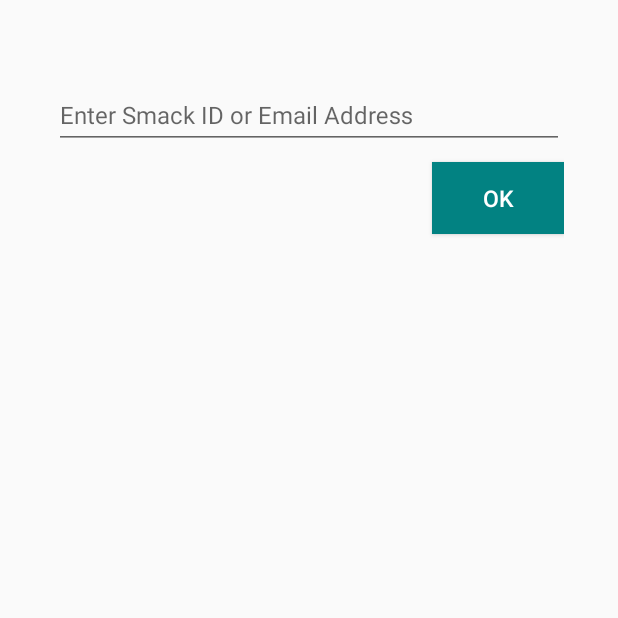
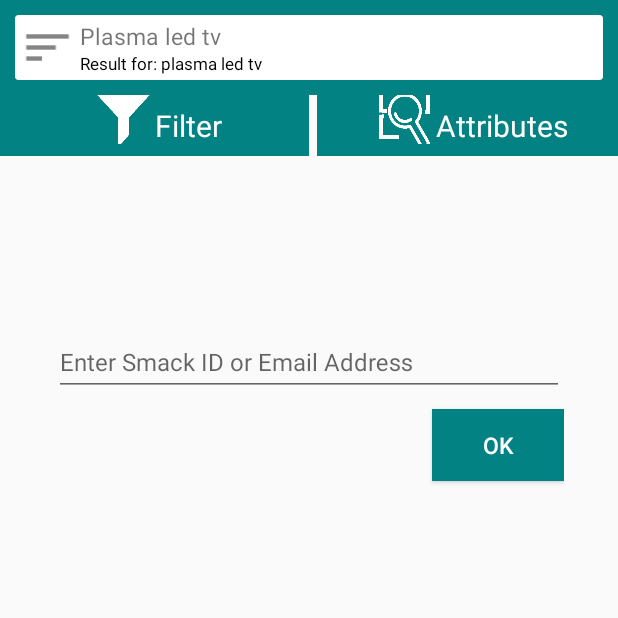
Before and after one commit to AndroidTecknowlogy/Negotiator, an Android app: the ProductActivity screen opened directly, with no data from a screen before it, after a tap on an icon or button, on a phone screen of 412 x 824 dp, the top half of it. Run offline under Robolectric (Android 15) with nearby library versions, the phone set to English and light mode, and no system bars.

Commit message:
product activity done, boarder fragment added.

```diff
--- a/app/src/main/java/com/kongahack/negotiator/activity/ProductActivity.java
+++ b/app/src/main/java/com/kongahack/negotiator/activity/ProductActivity.java
@@ -9,6 +9,7 @@ import android.support.v7.app.AppCompatActivity;
 import com.kongahack.negotiator.app.GlobalVariables;
 import com.kongahack.negotiator.R;
 import com.kongahack.negotiator.fragment.AddNewUserFragment;
+import com.kongahack.negotiator.fragment.BoarderFragment;
 import com.kongahack.negotiator.fragment.ProductListFragment;
 import com.kongahack.negotiator.fragment.AddNewUserFragment;
 import com.kongahack.negotiator.fragment.ChatFragment;
@@ -31,12 +32,20 @@ public class ProductActivity extends AppCompatActivity {
     private static ArrayList<Drawable> productImages;
     public static ProductActivity activityInstance;
 
+    private static BoarderFragment boarderFragment;
+
+
     @Override
     protected void onCreate(@Nullable Bundle savedInstanceState) {
         super.onCreate(savedInstanceState);
         setRequestedOrientation(ActivityInfo.SCREEN_ORIENTATION_PORTRAIT);
         activityInstance=this;
         setContentView(R.layout.activity_product_view);
+
+
+        boarderFragment = (BoarderFragment) getSupportFragmentManager()
+                .findFragmentById(R.id.layout_boarder);
+
         productPrice=getResources().getStringArray(R.array.prices);
         productNames=getResources().getStringArray(R.array.product_name);
         sellerNames=getResources().getStringArray(R.array.seller_name);
--- /dev/null
+++ b/app/src/main/java/com/kongahack/negotiator/fragment/BoarderFragment.java
@@ -0,0 +1,42 @@
+package com.kongahack.negotiator.fragment;
+
+import android.os.Bundle;
+import android.support.annotation.Nullable;
+import android.support.v4.app.Fragment;
+import android.view.LayoutInflater;
+import android.view.View;
+import android.view.ViewGroup;
+import android.widget.ImageView;
+import android.widget.TextView;
+
+import com.kongahack.negotiator.R;
+
+/**
+ * Created by AGBOMA franklyn on 10/29/16.
+ */
+public class BoarderFragment extends Fragment {
+
+    TextView companyName, online;
+    ImageView action, chat;
+
+    @Nullable
+    @Override
+    public View onCreateView(LayoutInflater inflater, @Nullable ViewGroup container, @Nullable Bundle savedInstanceState) {
+        View boarder = inflater.inflate(R.layout.fragment_boarder, container, false);
+
+        //initialize
+        initialize(boarder);
+
+        return boarder;
+    }
+
+    public void initialize(View boarder) {
+
+        companyName = (TextView) boarder.findViewById(R.id.company_name);
+        online = (TextView) boarder.findViewById(R.id.online);
+        action = (ImageView) boarder.findViewById(R.id.ic_action);
+        chat = (ImageView) boarder.findViewById(R.id.ic_chat);
+
+
+    }
+}
--- a/app/src/main/res/layout/activity_product_view.xml
+++ b/app/src/main/res/layout/activity_product_view.xml
@@ -1,11 +1,27 @@
 <?xml version="1.0" encoding="utf-8"?>
-<FrameLayout
-    android:id="@+id/container_main"
+
+<LinearLayout
     xmlns:android="http://schemas.android.com/apk/res/android"
     xmlns:tools="http://schemas.android.com/tools"
     android:layout_width="match_parent"
     android:layout_height="match_parent"
-    android:paddingBottom="@dimen/activity_vertical_margin"
-    android:paddingLeft="@dimen/activity_horizontal_margin"
-    android:paddingRight="@dimen/activity_horizontal_margin"
-    android:paddingTop="@dimen/activity_vertical_margin"/>
+    android:orientation="vertical"
+    android:weightSum="2">
+
+    <fragment
+        android:layout_width="match_parent"
+        android:layout_height="0dp"
+        android:layout_weight="0.4"
+        android:name="com.kongahack.negotiator.fragment.BoarderFragment"
+        android:id="@+id/layout_boarder"
+        tools:layout="@layout/fragment_boarder"/>
+    <FrameLayout
+        android:id="@+id/container_main"
+        android:layout_width="match_parent"
+        android:layout_height="0dp"
+        android:layout_weight="1.6"
+        android:paddingBottom="@dimen/activity_vertical_margin"
+        android:paddingLeft="@dimen/activity_horizontal_margin"
+        android:paddingRight="@dimen/activity_horizontal_margin"
+        android:paddingTop="@dimen/activity_vertical_margin"/>
+</LinearLayout>
--- /dev/null
+++ b/app/src/main/res/layout/fragment_boarder.xml
@@ -0,0 +1,139 @@
+<?xml version="1.0" encoding="utf-8"?>
+<LinearLayout xmlns:android="http://schemas.android.com/apk/res/android"
+    xmlns:app="http://schemas.android.com/apk/res-auto"
+    android:orientation="vertical"
+    android:layout_width="match_parent"
+    android:layout_height="wrap_content">
+
+    <LinearLayout
+        android:layout_width="match_parent"
+        android:layout_height="wrap_content"
+        android:orientation="vertical"
+        android:background="@color/colorPrimary"
+        android:padding="10dp">
+
+        <android.support.v7.widget.CardView
+            android:layout_width="match_parent"
+            android:layout_height="match_parent"
+            android:id="@+id/view_right"
+            app:cardBackgroundColor="@android:color/white"
+            app:cardElevation="7dp">
+
+            <RelativeLayout
+                android:layout_width="match_parent"
+                android:layout_height="wrap_content">
+
+                <ImageView
+                    android:layout_width="35dp"
+                    android:layout_height="35dp"
+                    android:layout_margin="4dp"
+                    android:scaleType="centerCrop"
+                    android:src="@drawable/ic_action_sort"
+                    android:id="@+id/ic_action"/>
+
+                <LinearLayout
+                    android:layout_width="wrap_content"
+                    android:layout_height="wrap_content"
+                    android:orientation="vertical"
+                    android:layout_centerVertical="true"
+                    android:layout_toRightOf="@+id/ic_action"
+                    android:layout_toEndOf="@+id/ic_action">
+                    <TextView
+                        android:layout_width="wrap_content"
+                        android:layout_height="wrap_content"
+                        android:text="Plasma led tv"
+                        android:textSize="15sp"
+                        android:id="@+id/company_name"/>
+                    <TextView
+                        android:layout_width="wrap_content"
+                        android:layout_height="wrap_content"
+                        android:text="Result for: plasma led tv"
+                        android:textColor="@android:color/black"
+                        android:textSize="11sp"
+                        android:id="@+id/online"/>
+
+                </LinearLayout>
+
+
+                <ImageView
+                    android:layout_width="40dp"
+                    android:layout_height="40dp"
+                    android:scaleType="centerCrop"
+                    android:visibility="gone"
+                    android:src="@drawable/ic_action_chat"
+                    android:layout_alignParentRight="true"
+                    android:layout_alignParentEnd="true"
+                    android:layout_margin="4dp"
+                    android:id="@+id/ic_chat"/>
+
+            </RelativeLayout>
+
+        </android.support.v7.widget.CardView>
+
+    </LinearLayout>
+
+    <LinearLayout
+        android:layout_width="match_parent"
+        android:layout_height="wrap_content"
+        android:orientation="horizontal"
+        android:weightSum="3">
+        <LinearLayout
+            android:layout_width="0dp"
+            android:layout_height="match_parent"
+            android:layout_weight="1.5"
+            android:orientation="horizontal"
+            android:background="@color/colorPrimary"
+            android:gravity="center">
+
+            <ImageView
+                android:layout_width="35dp"
+                android:layout_height="35dp"
+                android:scaleType="centerCrop"
+                android:layout_marginLeft="10dp"
+                android:layout_marginStart="10dp"
+                android:layout_marginBottom="5dp"
+                android:src="@drawable/ic_filter"/>
+
+            <TextView
+                android:layout_width="wrap_content"
+                android:layout_height="wrap_content"
+                android:text="Filter"
+                android:padding="3dp"
+                android:textSize="20sp"
+                android:textColor="@android:color/white"
+                android:layout_gravity="center"/>
+        </LinearLayout>
+
+
+        <LinearLayout
+            android:layout_width="0dp"
+            android:layout_height="match_parent"
+            android:layout_weight="0.04"/>
+        <LinearLayout
+            android:layout_width="0dp"
+            android:layout_height="match_parent"
+            android:layout_weight="1.5"
+            android:orientation="horizontal"
+            android:background="@color/colorPrimary"
+            android:gravity="center">
+
+            <ImageView
+                android:layout_width="35dp"
+                android:layout_height="35dp"
+                android:scaleType="centerCrop"
+                android:layout_marginLeft="5dp"
+                android:layout_marginStart="5dp"
+                android:layout_marginBottom="5dp"
+                android:src="@drawable/ic_att"/>
+
+            <TextView
+                android:layout_width="wrap_content"
+                android:layout_height="wrap_content"
+                android:padding="3dp"
+                android:text="Attributes"
+                android:textSize="20sp"
+                android:textColor="@android:color/white"
+                android:layout_gravity="center"/>
+        </LinearLayout>
+    </LinearLayout>
+</LinearLayout>
```
Also changed, not shown: app/src/main/res/drawable-hdpi/ic_action_sort.png (added), app/src/main/res/drawable-mdpi/ic_action_sort.png (added), app/src/main/res/drawable-xhdpi/ic_action_sort.png (added), app/src/main/res/drawable-xxhdpi/ic_action_sort.png (added), app/src/main/res/drawable/ic_att.png (added), app/src/main/res/drawable/ic_filter.png (added).
